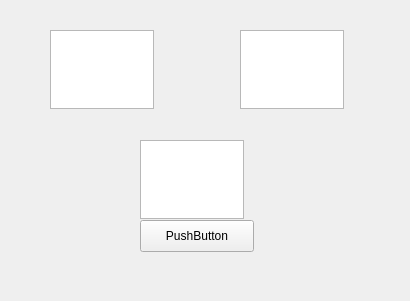
Old version of the form calcui.ui in the repository timseed/PYQT5-Signal-Slot-Test.
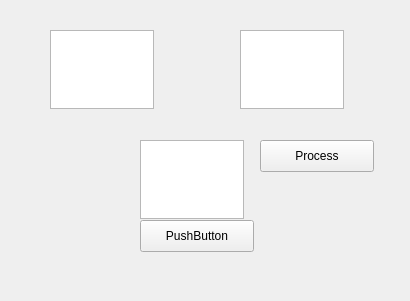
New version of the form.

The edit to the form file:
```diff
--- a/calcui.ui
+++ b/calcui.ui
@@ -59,6 +59,19 @@
     <bool>true</bool>
    </property>
   </widget>
+  <widget class="QPushButton" name="btnProcess">
+   <property name="geometry">
+    <rect>
+     <x>260</x>
+     <y>140</y>
+     <width>114</width>
+     <height>32</height>
+    </rect>
+   </property>
+   <property name="text">
+    <string>Process</string>
+   </property>
+  </widget>
  </widget>
  <resources/>
  <connections/>
```
